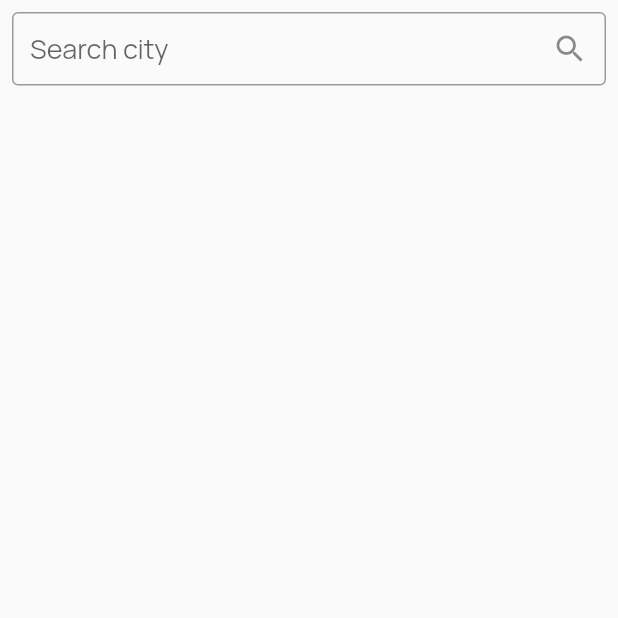
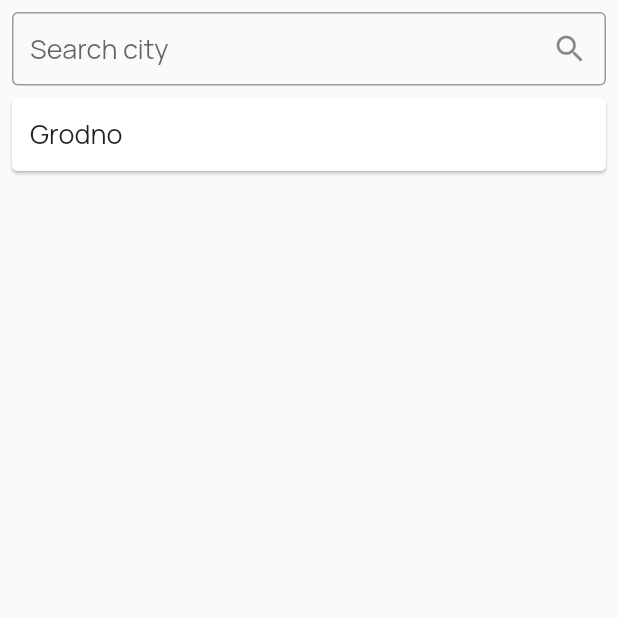
Before and after one commit to gugdun/WeatherApp, a Flutter app: the screen it shows after launch, on a phone screen of 412 x 824 dp, the top half of it. Run offline on Flutter 3.47's test engine with Material 2 defaults, Android fonts, the phone set to English and light mode, and no system bars; our stand-ins replace flutter_bloc, google_fonts.

```diff
--- a/lib/src/app.dart
+++ b/lib/src/app.dart
@@ -2,6 +2,7 @@ import 'package:flutter/material.dart';
 import 'package:flutter_bloc/flutter_bloc.dart';
 import 'package:weather_app/src/cubit/app_cubit.dart';
 import 'package:weather_app/src/cubit/search_cubit.dart';
+import 'package:weather_app/src/entities/coordinates.dart';
 import 'package:weather_app/src/widgets/app_pages.dart';
 
 class App extends StatelessWidget {
@@ -15,7 +16,17 @@ class App extends StatelessWidget {
       home: MultiBlocProvider(
         providers: [
           BlocProvider<AppCubit>(
-            create: (BuildContext context) => AppCubit(),
+            create: (BuildContext context) {
+              var app = AppCubit();
+              app.addPage(Coordinates(
+                city: 'Grodno',
+                admin: 'Grodno',
+                country: 'Belarus',
+                latitude: 0,
+                longitude: 0,
+              ));
+              return app;
+            },
           ),
           BlocProvider<SearchCubit>(
             create: (BuildContext context) => SearchCubit(),
--- a/lib/src/cubit/search_state.dart
+++ b/lib/src/cubit/search_state.dart
@@ -6,9 +6,15 @@ abstract class SearchState {}
 class SearchInitial extends SearchState {}
 
 class SearchQueried extends SearchState {
-  final int futures;
+  final String query;
 
-  SearchQueried({required this.futures});
+  SearchQueried({required this.query});
+}
+
+class SearchInProgress extends SearchState {
+  final Future<void> future;
+
+  SearchInProgress({required this.future});
 }
 
 class SearchDone extends SearchState {
--- a/lib/src/screens/cities_screen.dart
+++ b/lib/src/screens/cities_screen.dart
@@ -1,9 +1,9 @@
 import 'package:flutter/material.dart';
 import 'package:flutter_bloc/flutter_bloc.dart';
 import 'package:weather_app/src/cubit/search_cubit.dart';
-import 'package:weather_app/src/widgets/cities_list.dart';
-import 'package:weather_app/src/widgets/search_field.dart';
-import 'package:weather_app/src/widgets/search_list.dart';
+import 'package:weather_app/src/widgets/cities/cities_list.dart';
+import 'package:weather_app/src/widgets/search/search_field.dart';
+import 'package:weather_app/src/widgets/search/search_list.dart';
 
 class CitiesScreen extends StatelessWidget {
   const CitiesScreen({Key? key}) : super(key: key);
--- a/lib/src/widgets/app_pages.dart
+++ b/lib/src/widgets/app_pages.dart
@@ -2,6 +2,7 @@ import 'package:flutter/material.dart';
 import 'package:flutter_bloc/flutter_bloc.dart';
 import 'package:weather_app/src/cubit/app_cubit.dart';
 import 'package:weather_app/src/screens/cities_screen.dart';
+import 'package:weather_app/src/screens/weather_screen.dart';
 
 class AppPages extends StatelessWidget {
   const AppPages({Key? key}) : super(key: key);
@@ -12,8 +13,12 @@ class AppPages extends StatelessWidget {
       builder: (BuildContext context, AppState state) {
         return PageView(
           controller: context.read<AppCubit>().pageController,
-          children: const <Widget>[
-            CitiesScreen(),
+          children: <Widget>[
+            const CitiesScreen(),
+            ...(state as AppDefault)
+                .pages
+                .map<WeatherScreen>((e) => WeatherScreen(city: e))
+                .toList(),
           ],
         );
       },
--- a/lib/src/widgets/cities_list.dart
+++ b/lib/src/widgets/cities/cities_list.dart
@@ -1,7 +1,7 @@
 import 'package:flutter/material.dart';
 import 'package:flutter_bloc/flutter_bloc.dart';
 import 'package:weather_app/src/cubit/app_cubit.dart';
-import 'package:weather_app/src/widgets/city_item.dart';
+import 'package:weather_app/src/widgets/cities/city_item.dart';
 
 class CitiesList extends StatelessWidget {
   const CitiesList({Key? key}) : super(key: key);
--- a/lib/src/widgets/search_field.dart
+++ b/lib/src/widgets/search/search_field.dart
@@ -14,6 +14,7 @@ class SearchField extends StatelessWidget {
           padding: const EdgeInsets.all(8.0),
           child: TextField(
             style: GoogleFonts.manrope(fontSize: 18),
+            textInputAction: TextInputAction.search,
             decoration: InputDecoration(
               contentPadding: const EdgeInsets.all(12),
               hintStyle: GoogleFonts.manrope(fontSize: 18),
@@ -21,8 +22,8 @@ class SearchField extends StatelessWidget {
               border: const OutlineInputBorder(),
               suffixIcon: const Icon(Icons.search),
             ),
-            onChanged: (String value) =>
-                context.read<SearchCubit>().setQuery(value),
+            onChanged: (value) => context.read<SearchCubit>().setQuery(value),
+            onSubmitted: (_) => context.read<SearchCubit>().search(),
           ),
         );
       },
--- a/lib/src/widgets/search_list.dart
+++ b/lib/src/widgets/search/search_list.dart
@@ -1,7 +1,7 @@
 import 'package:flutter/material.dart';
 import 'package:flutter_bloc/flutter_bloc.dart';
 import 'package:weather_app/src/cubit/search_cubit.dart';
-import 'package:weather_app/src/widgets/search_item.dart';
+import 'package:weather_app/src/widgets/search/search_item.dart';
 
 class SearchList extends StatelessWidget {
   const SearchList({Key? key}) : super(key: key);
```
Also changed, not shown: lib/src/cubit/search_cubit.dart (+23 -15 lines), lib/src/screens/weather_screen.dart (+5 -2 lines), lib/src/widgets/cities/city_item.dart (renamed from lib/src/widgets/city_item.dart), lib/src/widgets/search/search_item.dart (renamed from lib/src/widgets/search_item.dart).
